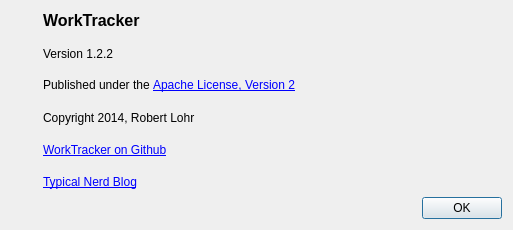
The window that ui/aboutdialog.ui (the-codeslinger/WorkTracker) describes before a commit, drawn with Qt 5.
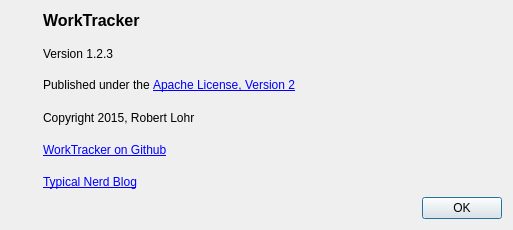
The same window after the commit. Icons and pictures are not drawn.

```diff
--- a/ui/aboutdialog.ui
+++ b/ui/aboutdialog.ui
@@ -66,7 +66,7 @@
        <item>
         <widget class="QLabel" name="versionLabel">
          <property name="text">
-          <string>Version 1.2.2</string>
+          <string>Version 1.2.3</string>
          </property>
         </widget>
        </item>
@@ -80,7 +80,7 @@
        <item>
         <widget class="QLabel" name="copyrightLabel">
          <property name="text">
-          <string>Copyright 2014, Robert Lohr</string>
+          <string>Copyright 2015, Robert Lohr</string>
          </property>
         </widget>
        </item>
```
